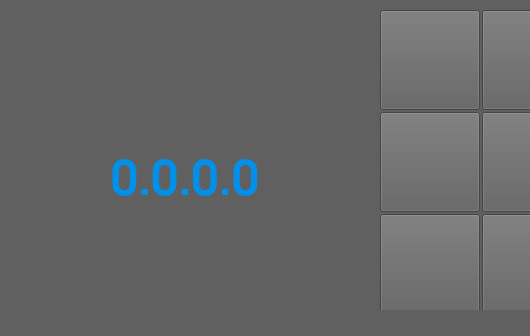
Above: ui/wirelessconnection.ui from Huntler/AndroidAutoUI- before the change; both pictures show x 0 to 530 and y 0 to 336 of the 800 by 480 pixel window. Below: the same form after it.
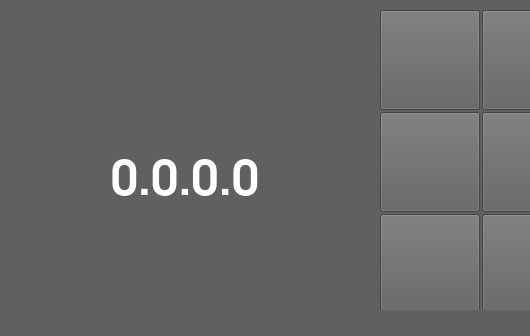
That is the form after the change. Icons and pictures are not drawn.

```diff
--- a/ui/wirelessconnection.ui
+++ b/ui/wirelessconnection.ui
@@ -419,7 +419,7 @@
     </font>
    </property>
    <property name="styleSheet">
-    <string notr="true">color: rgb(0, 143, 233)</string>
+    <string notr="true">color: rgb(255, 255, 255)</string>
    </property>
    <property name="lineWidth">
     <number>1</number>
```
